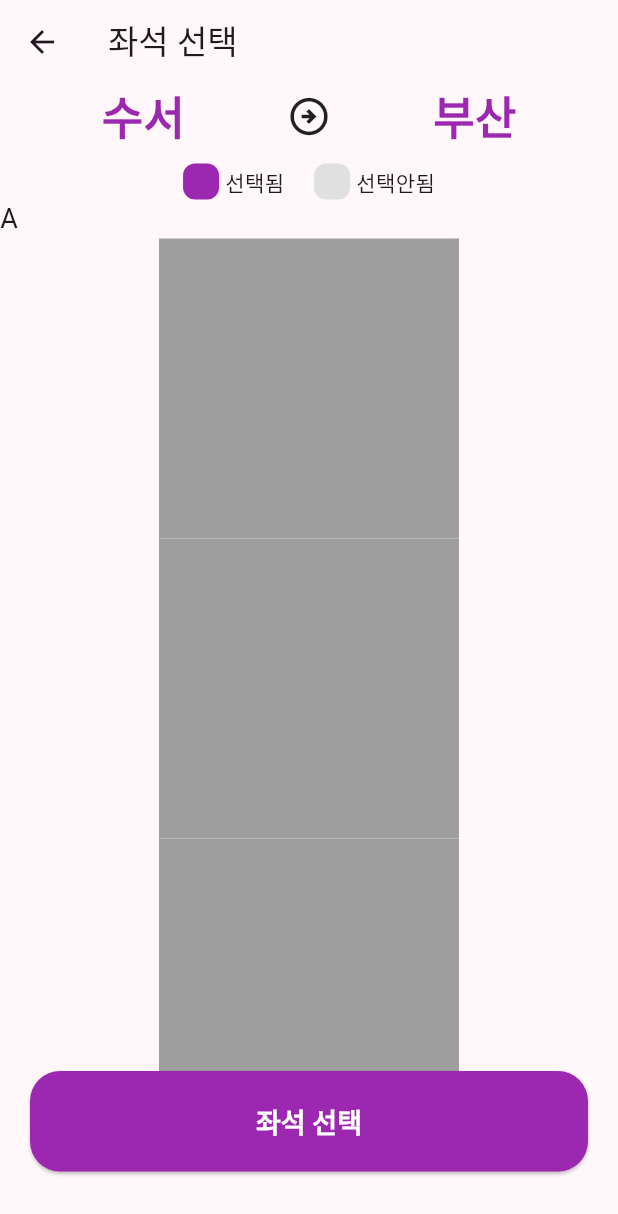
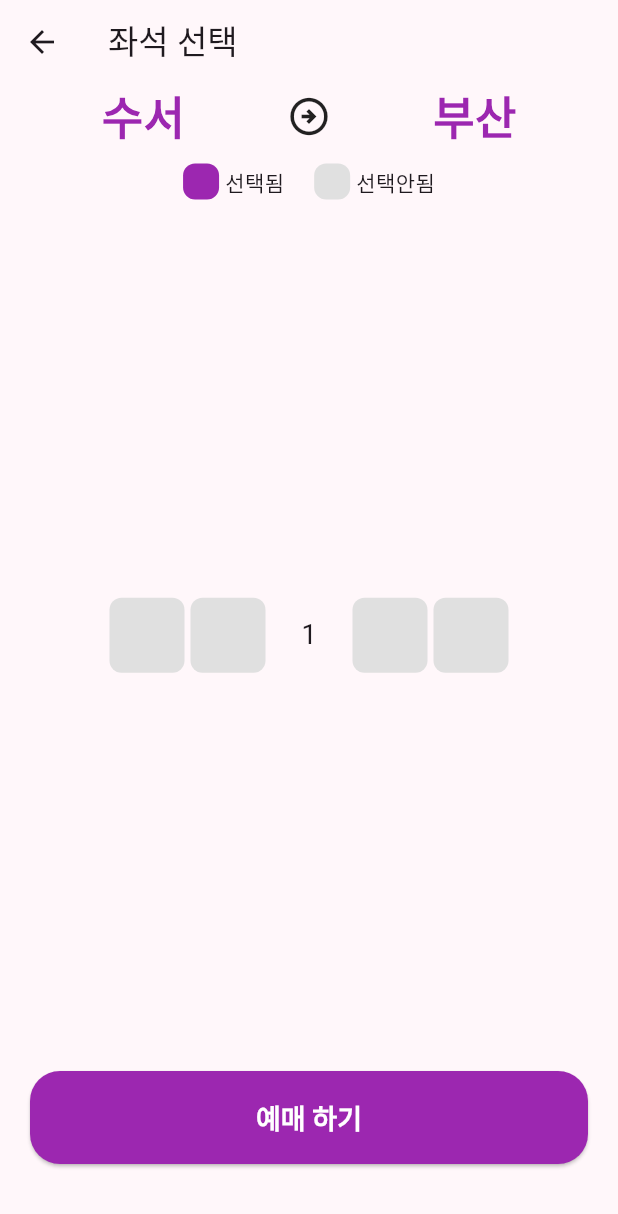
Before and after one commit to idikim/flutter_train_app, a Flutter app: the SeatPage screen opened directly, on a phone screen of 412 x 824 dp. Shown: the top 1214 px of the screen. Run offline on Flutter 3.47's test engine with Material 3 defaults, Android fonts, the phone set to English and light mode, and no system bars.

Commit message:
SeatPage Row 1개 완성

```diff
--- a/lib/main.dart
+++ b/lib/main.dart
@@ -1,6 +1,5 @@
 import 'package:flutter/material.dart';
 import 'package:flutter_train_app/pages/home_page.dart';
-import 'package:flutter_train_app/pages/seat_page.dart';
 import 'package:flutter_train_app/pages/station_list_page.dart';
 import 'package:flutter_train_app/theme.dart';
 
--- a/lib/pages/seat_page.dart
+++ b/lib/pages/seat_page.dart
@@ -1,8 +1,6 @@
-import 'package:flutter/cupertino.dart';
 import 'package:flutter/material.dart';
 import 'package:flutter_train_app/pages/widgets/seat_bottom.dart';
 import 'package:flutter_train_app/pages/widgets/seat_select_box.dart';
-import 'package:flutter_train_app/theme.dart';
 
 class SeatPage extends StatelessWidget {
   const SeatPage({super.key});
--- a/lib/pages/widgets/seat_bottom.dart
+++ b/lib/pages/widgets/seat_bottom.dart
@@ -47,7 +47,7 @@ class SeatBottom extends StatelessWidget {
                     ),
                   );
                 },
-                child: const Text("좌석 선택"),
+                child: const Text("예매 하기"),
               ),
             ),
             const Spacer()
--- a/lib/pages/widgets/seat_select_box.dart
+++ b/lib/pages/widgets/seat_select_box.dart
@@ -6,48 +6,54 @@ class SeatSelectBox extends StatelessWidget {
   @override
   Widget build(BuildContext context) {
     return Expanded(
-      child: ListView(
-        children: [
-          Text(
-            'A',
-            style: TextStyle(
-              fontSize: 18,
-            ),
-          ),
-          SizedBox(
-            width: 50,
-            height: 2000,
-            child: Column(
-              mainAxisAlignment: MainAxisAlignment.spaceBetween,
+      child: Padding(
+        padding: const EdgeInsets.symmetric(vertical: 20),
+        child: Column(
+          mainAxisAlignment: MainAxisAlignment.center,
+          children: [
+            Row(
+              mainAxisAlignment: MainAxisAlignment.center,
               children: [
                 seat(),
+                SizedBox(
+                  width: 4,
+                ),
                 seat(),
+                SizedBox(
+                  width: 4,
+                ),
+                const SizedBox(
+                  width: 50,
+                  height: 50,
+                  child: Center(
+                    child: Text(
+                      '1',
+                      style: TextStyle(fontSize: 18),
+                    ),
+                  ),
+                ),
+                SizedBox(
+                  width: 4,
+                ),
                 seat(),
-                seat(),
-                seat(),
-                seat(),
-                seat(),
-                seat(),
-                seat(),
+                SizedBox(
+                  width: 4,
+                ),
                 seat(),
               ],
-            ),
-          )
-        ],
+            )
+          ],
+        ),
       ),
     );
   }
 
   Widget seat() {
-    return Expanded(
-      child: AspectRatio(
-        aspectRatio: 1,
-        child: Container(
-          decoration: BoxDecoration(
-            color: Colors.grey,
-          ),
-        ),
-      ),
+    return Container(
+      width: 50,
+      height: 50,
+      decoration: BoxDecoration(
+          color: Colors.grey[300], borderRadius: BorderRadius.circular(8)),
     );
   }
 }
--- a/lib/theme.dart
+++ b/lib/theme.dart
@@ -21,7 +21,7 @@ final lightTheme = ThemeData(
 
   elevatedButtonTheme: ElevatedButtonThemeData(
     style: ButtonStyle(
-      padding: const WidgetStatePropertyAll(EdgeInsets.all(20)),
+      padding: const WidgetStatePropertyAll(EdgeInsets.all(17.5)),
       textStyle: WidgetStateProperty.all(
           const TextStyle(fontSize: 18, fontWeight: FontWeight.bold)),
       shape: WidgetStateProperty.all(
@@ -55,7 +55,7 @@ final darkTheme = ThemeData(
 
   elevatedButtonTheme: ElevatedButtonThemeData(
     style: ButtonStyle(
-      padding: const WidgetStatePropertyAll(EdgeInsets.all(20)),
+      padding: const WidgetStatePropertyAll(EdgeInsets.all(17.5)),
       textStyle: WidgetStateProperty.all(
           const TextStyle(fontSize: 18, fontWeight: FontWeight.bold)),
       shape: WidgetStateProperty.all(
```
